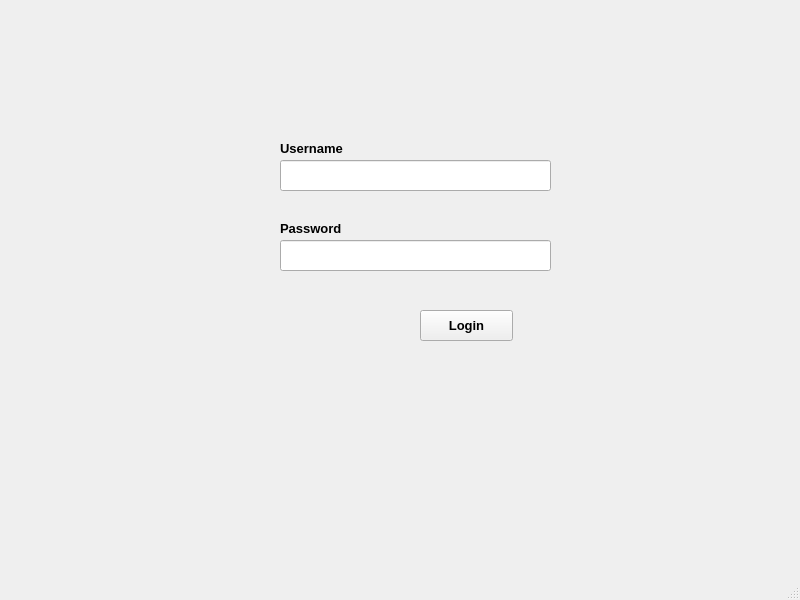
Old version of the form projectPy/Login.ui in the repository Nhat2510/project-Python.
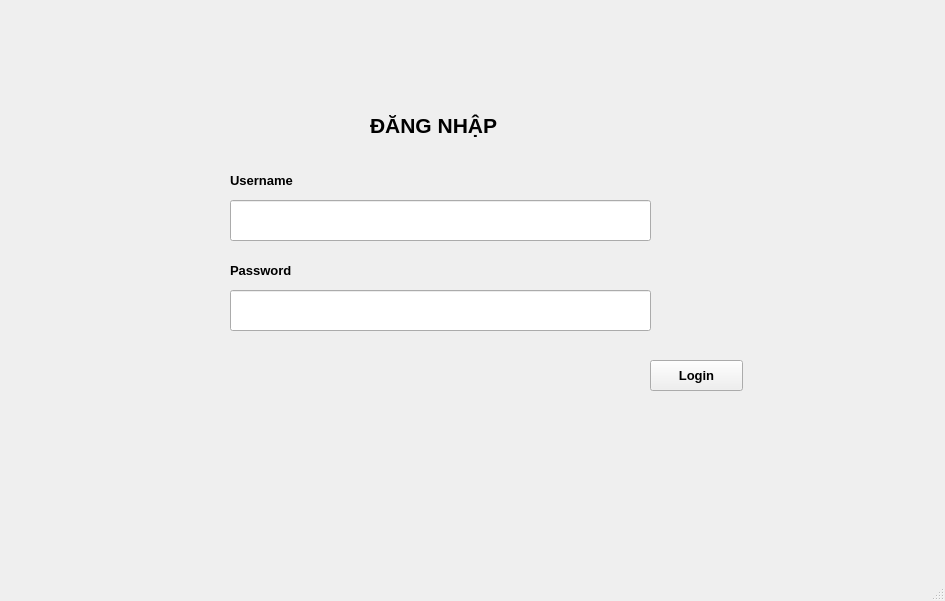
New version of the form.

```diff
--- a/projectPy/Login.ui
+++ b/projectPy/Login.ui
@@ -6,8 +6,8 @@
    <rect>
     <x>0</x>
     <y>0</y>
-    <width>800</width>
-    <height>600</height>
+    <width>945</width>
+    <height>601</height>
    </rect>
   </property>
   <property name="windowTitle">
@@ -17,10 +17,10 @@
    <widget class="QLabel" name="user">
     <property name="geometry">
      <rect>
-      <x>280</x>
-      <y>140</y>
-      <width>181</width>
-      <height>16</height>
+      <x>230</x>
+      <y>170</y>
+      <width>86</width>
+      <height>21</height>
      </rect>
     </property>
     <property name="font">
@@ -37,10 +37,10 @@
    <widget class="QLabel" name="psw">
     <property name="geometry">
      <rect>
-      <x>280</x>
-      <y>220</y>
-      <width>181</width>
-      <height>16</height>
+      <x>230</x>
+      <y>260</y>
+      <width>83</width>
+      <height>21</height>
      </rect>
     </property>
     <property name="font">
@@ -57,20 +57,20 @@
    <widget class="QLineEdit" name="txt_user">
     <property name="geometry">
      <rect>
-      <x>280</x>
-      <y>160</y>
-      <width>271</width>
-      <height>31</height>
+      <x>230</x>
+      <y>200</y>
+      <width>421</width>
+      <height>41</height>
      </rect>
     </property>
    </widget>
    <widget class="QLineEdit" name="txt_pass">
     <property name="geometry">
      <rect>
-      <x>280</x>
-      <y>240</y>
-      <width>271</width>
-      <height>31</height>
+      <x>230</x>
+      <y>290</y>
+      <width>421</width>
+      <height>41</height>
      </rect>
     </property>
     <property name="echoMode">
@@ -80,8 +80,8 @@
    <widget class="QPushButton" name="btn_log">
     <property name="geometry">
      <rect>
-      <x>420</x>
-      <y>310</y>
+      <x>650</x>
+      <y>360</y>
       <width>93</width>
       <height>31</height>
      </rect>
@@ -97,6 +97,26 @@
      <string>Login</string>
     </property>
    </widget>
+   <widget class="QLabel" name="label">
+    <property name="geometry">
+     <rect>
+      <x>370</x>
+      <y>110</y>
+      <width>171</width>
+      <height>31</height>
+     </rect>
+    </property>
+    <property name="font">
+     <font>
+      <pointsize>16</pointsize>
+      <weight>75</weight>
+      <bold>true</bold>
+     </font>
+    </property>
+    <property name="text">
+     <string>ĐĂNG NHẬP</string>
+    </property>
+   </widget>
   </widget>
   <widget class="QMenuBar" name="menubar">
    <property name="geometry">
```
Left out of the diff: 2 changed lines with no effect on the pictures.
